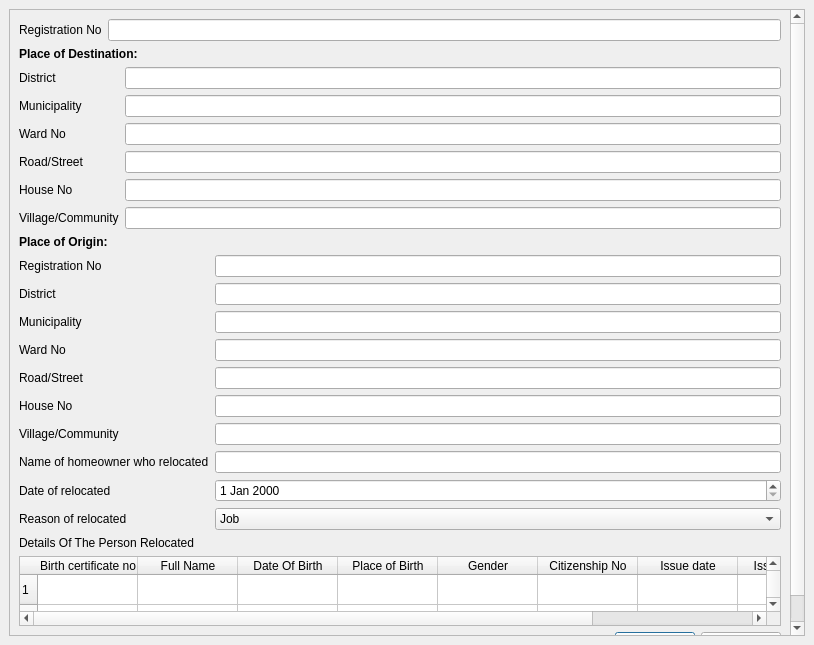
Before: the Qt Designer form Smartward/forms/migration.ui in cygnus55/smartward, drawn with Qt 5.
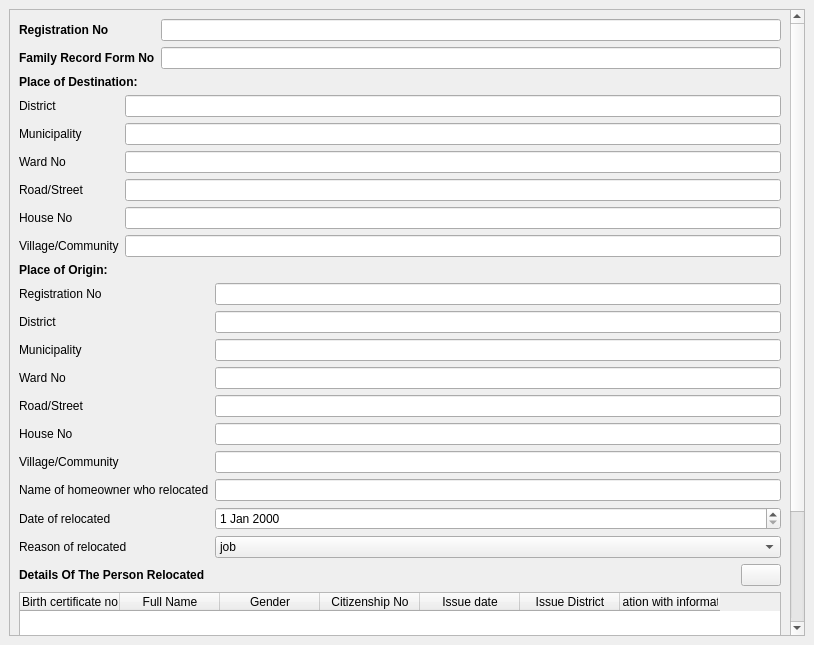
After: the same form once the commit is applied.

What changed in the file:
```diff
--- a/Smartward/forms/migration.ui
+++ b/Smartward/forms/migration.ui
@@ -24,9 +24,9 @@
        <property name="geometry">
         <rect>
          <x>0</x>
-         <y>0</y>
-         <width>769</width>
-         <height>753</height>
+         <y>-227</y>
+         <width>780</width>
+         <height>852</height>
         </rect>
        </property>
        <layout class="QGridLayout" name="gridLayout_2">
@@ -140,7 +140,7 @@
            <widget class="QComboBox" name="reasonOfRelocatedComboBox">
             <item>
              <property name="text">
-              <string>Job</string>
+              <string>job</string>
              </property>
             </item>
             <item>
@@ -157,56 +157,8 @@
           </item>
          </layout>
         </item>
-        <item row="7" column="0">
-         <layout class="QFormLayout" name="formLayout_3"/>
-        </item>
         <item row="6" column="0">
          <widget class="QTableWidget" name="tableWidget">
-          <row>
-           <property name="text">
-            <string>1</string>
-           </property>
-          </row>
-          <row>
-           <property name="text">
-            <string>2</string>
-           </property>
-          </row>
-          <row>
-           <property name="text">
-            <string>3</string>
-           </property>
-          </row>
-          <row>
-           <property name="text">
-            <string>4</string>
-           </property>
-          </row>
-          <row>
-           <property name="text">
-            <string>5</string>
-           </property>
-          </row>
-          <row>
-           <property name="text">
-            <string>6</string>
-           </property>
-          </row>
-          <row>
-           <property name="text">
-            <string>7</string>
-           </property>
-          </row>
-          <row>
-           <property name="text">
-            <string>8</string>
-           </property>
-          </row>
-          <row>
-           <property name="text">
-            <string>10</string>
-           </property>
-          </row>
           <column>
            <property name="text">
             <string>Birth certificate no</string>
@@ -217,16 +169,6 @@
             <string>Full Name</string>
            </property>
           </column>
-          <column>
-           <property name="text">
-            <string>Date Of Birth</string>
-           </property>
-          </column>
-          <column>
-           <property name="text">
-            <string>Place of Birth</string>
-           </property>
-          </column>
           <column>
            <property name="text">
             <string>Gender</string>
@@ -259,22 +201,25 @@
           <item row="0" column="0">
            <widget class="QLabel" name="registrationNoLabel_2">
             <property name="text">
-             <string>Registration No</string>
+             <string>&lt;b&gt;Registration No&lt;/b&gt;</string>
             </property>
            </widget>
           </item>
           <item row="0" column="1">
            <widget class="QLineEdit" name="registrationNoLineEdit_2"/>
           </item>
+          <item row="1" column="0">
+           <widget class="QLabel" name="familyRecordFormNoLabel">
+            <property name="text">
+             <string>&lt;b&gt;Family Record Form No</string>
+            </property>
+           </widget>
+          </item>
+          <item row="1" column="1">
+           <widget class="QLineEdit" name="familyRecordFormNoLineEdit"/>
+          </item>
          </layout>
         </item>
-        <item row="5" column="0">
-         <widget class="QLabel" name="label_3">
-          <property name="text">
-           <string>Details Of The Person Relocated</string>
-          </property>
-         </widget>
-        </item>
         <item row="2" column="0">
          <layout class="QFormLayout" name="formLayout">
           <item row="0" column="0">
@@ -353,6 +298,72 @@
           </property>
          </widget>
         </item>
+        <item row="7" column="0">
+         <layout class="QFormLayout" name="formLayout_5">
+          <item row="0" column="0">
+           <widget class="QLabel" name="InformationProvidedByLabel">
+            <property name="text">
+             <string>&lt;b&gt;Information Provided By</string>
+            </property>
+           </widget>
+          </item>
+          <item row="1" column="0">
+           <widget class="QLabel" name="nameLabel">
+            <property name="text">
+             <string>Name</string>
+            </property>
+           </widget>
+          </item>
+          <item row="1" column="1">
+           <widget class="QLineEdit" name="nameLineEdit"/>
+          </item>
+          <item row="2" column="0">
+           <widget class="QLabel" name="citizenshipCertificateNoLabel">
+            <property name="text">
+             <string>Citizenship Certificate No.</string>
+            </property>
+           </widget>
+          </item>
+          <item row="2" column="1">
+           <widget class="QLineEdit" name="citizenshipCertificateNoLineEdit"/>
+          </item>
+         </layout>
+        </item>
+        <item row="5" column="0">
+         <layout class="QFormLayout" name="formLayout_3">
+          <item row="0" column="0">
+           <widget class="QLabel" name="bDetailsOfThePersonRelocatedLabel">
+            <property name="text">
+             <string>&lt;b&gt;Details Of The Person Relocated</string>
+            </property>
+           </widget>
+          </item>
+          <item row="0" column="1">
+           <layout class="QHBoxLayout" name="horizontalLayout_4">
+            <item>
+             <spacer name="horizontalSpacer">
+              <property name="orientation">
+               <enum>Qt::Horizontal</enum>
+              </property>
+              <property name="sizeHint" stdset="0">
+               <size>
+                <width>40</width>
+                <height>20</height>
+               </size>
+              </property>
+             </spacer>
+            </item>
+            <item>
+             <widget class="QPushButton" name="addMore">
+              <property name="text">
+               <string/>
+              </property>
+             </widget>
+            </item>
+           </layout>
+          </item>
+         </layout>
+        </item>
        </layout>
       </widget>
      </widget>
```
Left out of the diff: 7 changed lines with no effect on the pictures.
